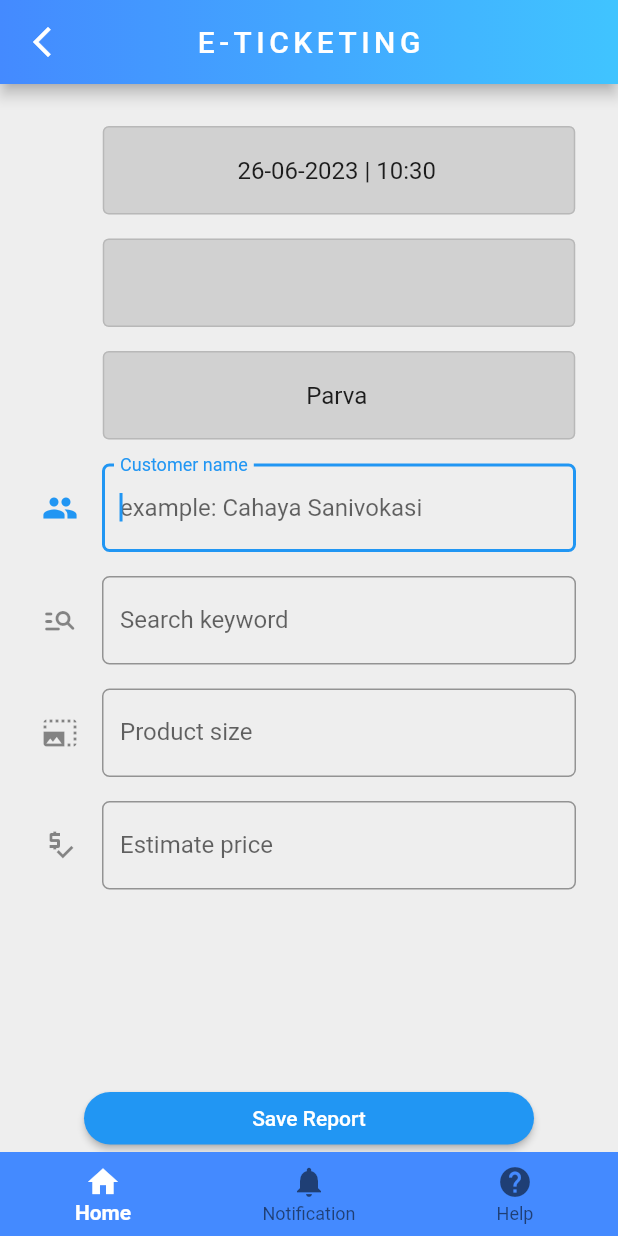
After one commit to Pramuhdiana/POS-MOBILE-IOS-ANDROID, a Flutter app: the MainEticketingScreen screen opened directly, on a phone screen of 412 x 824 dp. The commit adds this screen. Run offline on Flutter 3.47's test engine with Material 2 defaults, Android fonts, the phone set to English and light mode, and no system bars; drawn by our look-alikes of rounded_loading_button; our stand-ins replace badges, cached_network_image, cloud_firestore, dio, dropdown_search, firebase_core and 13 more; missing offline and left inert: cart_stepper, flutter_beep, flutter_gif, qr_code_scanner; accounts and stored records are empty; network calls fail.

Commit message:
create form eticketing by MAC

```diff
--- a/lib/report/main_report_screen.dart
+++ b/lib/CRM/main_report_screen.dart
@@ -2,7 +2,7 @@
 
 import 'package:e_shop/mainScreens/help_screen.dart';
 import 'package:e_shop/mainScreens/notification_screen.dart';
-import 'package:e_shop/report/home_report.dart';
+import 'package:e_shop/CRM/home_report.dart';
 import 'package:flutter/material.dart';
 
 class MainReportScreen extends StatefulWidget {
--- a/lib/database/db_alldetailtransaksi.dart
+++ b/lib/database/db_alldetailtransaksi.dart
@@ -93,8 +93,8 @@ class DbAlldetailtransaksi {
     id;
     final db = await database;
     final res = await db.rawQuery(
-        'SELECT * FROM alldetailtransaksi WHERE name LIKE ? and user_id=?',
-        ['%$name%', sharedPreferences!.getString('id')]);
+        'SELECT * FROM alldetailtransaksi WHERE name LIKE ? and user_id=? and invoices_number !=?',
+        ['%$name%', sharedPreferences!.getString('id'), 'null']);
 
     List<ModelAlldetailtransaksi> list = res.isNotEmpty
         ? res.map((c) => ModelAlldetailtransaksi.fromJson(c)).toList()
--- /dev/null
+++ b/lib/eTICKETING/home_ticketing.dart
@@ -0,0 +1,466 @@
+// ignore_for_file: avoid_print, non_constant_identifier_names, sized_box_for_whitespace, depend_on_referenced_packages
+
+import 'package:dio/dio.dart';
+import 'package:e_shop/api/api_constant.dart';
+import 'package:e_shop/global/global.dart';
+import 'package:e_shop/models/user_model.dart';
+import 'package:e_shop/widgets/custom_loading.dart';
+import 'package:flutter/material.dart';
+import 'package:fluttertoast/fluttertoast.dart';
+import 'package:image_picker/image_picker.dart';
+import 'package:rounded_loading_button/rounded_loading_button.dart';
+import 'package:intl/intl.dart';
+
+// ignore: use_key_in_widget_constructors
+class HomeEticketing extends StatefulWidget {
+  @override
+  State<HomeEticketing> createState() => _HomeEticketingState();
+}
+
+class _HomeEticketingState extends State<HomeEticketing> {
+  final _formKey = GlobalKey<FormState>();
+  double nilaiSlider = 1;
+  bool nilaiCheckBox = false;
+  bool nilaiSwitch = true;
+  RoundedLoadingButtonController btnController =
+      RoundedLoadingButtonController();
+  final TextEditingController reportinput = TextEditingController();
+  final TextEditingController customerName = TextEditingController();
+  final TextEditingController searchKeyword = TextEditingController();
+  final TextEditingController productSize = TextEditingController();
+  final TextEditingController estimatePrice = TextEditingController();
+  TextEditingController requestDate = TextEditingController();
+  TextEditingController bcName = TextEditingController();
+  TextEditingController departement = TextEditingController();
+
+  TextEditingController dateinput = TextEditingController();
+  DateTime? pickedDate;
+  String formattedDate = 'null';
+
+  //start image
+  XFile? image;
+  final ImagePicker picker = ImagePicker();
+  //we can upload image from camera or from gallery based on parameter
+  Future getImage(ImageSource media) async {
+    var img = await picker.pickImage(source: media);
+    setState(() {
+      image = img;
+    });
+  }
+  //end image
+
+  //start video
+
+  //end video
+  late FToast fToast;
+  @override
+  void initState() {
+    super.initState();
+    bcName.text = sharedPreferences!.getString("name")!;
+    departement.text = "Parva";
+    requestDate.text = DateFormat('dd-MM-yyyy | HH:mm').format(DateTime.now());
+    fToast = FToast();
+    fToast.init(context);
+    dateinput.text = ""; //set the initial value of text field
+  }
+
+  // start image multi
+  final ImagePicker imgpicker = ImagePicker();
+  List<XFile>? imagefiles;
+
+  openImages() async {
+    try {
+      var pickedfiles = await imgpicker.pickMultiImage();
+      //you can use ImageCourse.camera for Camera capture
+      // ignore: unnecessary_null_comparison
+      if (pickedfiles != null) {
+        imagefiles = pickedfiles;
+        setState(() {});
+      } else {
+        print("No image is selected.");
+      }
+    } catch (e) {
+      print("error while picking file.");
+    }
+  }
+//end image mult
+
+  @override
+  Widget build(BuildContext context) {
+    return Scaffold(
+        backgroundColor: Colors.grey.shade200,
+        appBar: AppBar(
+          flexibleSpace: Container(
+            decoration: const BoxDecoration(
+                gradient: LinearGradient(
+              colors: [
+                Colors.blueAccent,
+                Colors.lightBlueAccent,
+              ],
+              begin: FractionalOffset(0.0, 0.0),
+              end: FractionalOffset(1.0, 0.0),
+              stops: [0.0, 1.0],
+              tileMode: TileMode.clamp,
+            )),
+          ),
+          leading: IconButton(
+            icon: const Icon(
+              Icons.arrow_back_ios_new,
+              color: Colors.white,
+            ),
+            onPressed: () {
+              Navigator.pop(context);
+            },
+          ),
+          title: const Text(
+            "E-TICKETING",
+            style: TextStyle(
+              fontSize: 20,
+              letterSpacing: 3,
+            ),
+          ),
+          centerTitle: true,
+        ),
+        body: Form(
+          key: _formKey,
+          child: SingleChildScrollView(
+            child: Container(
+              padding: const EdgeInsets.all(20.0),
+              child: Column(
+                children: [
+                  //request date
+                  Padding(
+                    padding: const EdgeInsets.only(top: 8, bottom: 8, left: 40),
+                    child: SizedBox(
+                      width: 315,
+                      child: TextFormField(
+                          textAlign: TextAlign.center,
+                          readOnly: true,
+                          controller: requestDate,
+                          decoration: const InputDecoration(
+                            hintStyle:
+                                TextStyle(fontSize: 18.0, color: Colors.white),
+                            fillColor: Colors.black12,
+                            filled: true,
+                            enabledBorder: OutlineInputBorder(
+                              borderSide:
+                                  BorderSide(color: Colors.black12, width: 1),
+                            ),
+                          )
+                          // validator: (value) {
+                          //   if (value!.isEmpty) {
+                          //     return 'Required *';
+                          //   }
+                          //   return null;
+                          // },
+                          ),
+                    ),
+                  ),
+
+                  //Nama pemohon
+                  Padding(
+                    padding: const EdgeInsets.only(top: 8, bottom: 8, left: 40),
+                    child: SizedBox(
+                      width: 315,
+                      child: TextFormField(
+                          textAlign: TextAlign.center,
+                          readOnly: true,
+                          controller: bcName,
+                          decoration: const InputDecoration(
+                            hintStyle:
+                                TextStyle(fontSize: 18.0, color: Colors.white),
+                            fillColor: Colors.black12,
+                            filled: true,
+                            enabledBorder: OutlineInputBorder(
+                              borderSide:
+                                  BorderSide(color: Colors.black12, width: 1),
+                            ),
+                          )
+                          // validator: (value) {
+                          //   if (value!.isEmpty) {
+                          //     return 'Required *';
+                          //   }
+                          //   return null;
+                          // },
+                          ),
+                    ),
+                  ),
+
+                  //departemen
+                  Padding(
+                    padding: const EdgeInsets.only(top: 8, bottom: 8, left: 40),
+                    child: SizedBox(
+                      width: 315,
+                      child: TextFormField(
+                          textAlign: TextAlign.center,
+                          readOnly: true,
+                          controller: departement,
+                          decoration: const InputDecoration(
+                            hintStyle:
+                                TextStyle(fontSize: 18.0, color: Colors.white),
+                            fillColor: Colors.black12,
+                            filled: true,
+                            enabledBorder: OutlineInputBorder(
+                              borderSide:
+                                  BorderSide(color: Colors.black12, width: 1),
+                            ),
+                          )
+                          // validator: (value) {
+                          //   if (value!.isEmpty) {
+                          //     return 'Required *';
+                          //   }
+                          //   return null;
+                          // },
+                          ),
+                    ),
+                  ),
+
+                  //customer name
+                  Padding(
+                    padding: const EdgeInsets.all(8.0),
+                    child: TextFormField(
+                      autofocus: true,
+                      controller: customerName,
+                      decoration: InputDecoration(
+                        hintText: "example: Cahaya Sanivokasi",
+                        labelText: "Customer name",
+                        icon: const Icon(Icons.people),
+                        border: OutlineInputBorder(
+                            borderRadius: BorderRadius.circular(5.0)),
+                      ),
+                      validator: (value) {
+                        if (value!.isEmpty) {
+                          return 'Required *';
+                        }
+                        return null;
+                      },
+                    ),
+                  ),
+
+                  //search keyword
+                  Padding(
+                    padding: const EdgeInsets.all(8.0),
+                    child: TextFormField(
+                      controller: searchKeyword,
+                      decoration: InputDecoration(
+                        // hintText: "example: Cahaya Sanivokasi",
+                        labelText: "Search keyword",
+                        icon: const Icon(Icons.manage_search_rounded),
+                        border: OutlineInputBorder(
+                            borderRadius: BorderRadius.circular(5.0)),
+                      ),
+                      // validator: (value) {
+                      //     if (value!.isEmpty) {
+                      //       return 'Required *';
+                      //     }
+                      //     return null;
+                      //   },
+                    ),
+                  ),
+
+                  //product size
+                  Padding(
+                    padding: const EdgeInsets.all(8.0),
+                    child: TextFormField(
+                      controller: productSize,
+                      decoration: InputDecoration(
+                        // hintText: "example: Cahaya Sanivokasi",
+                        labelText: "Product size",
+                        icon: const Icon(Icons.photo_size_select_large),
+                        border: OutlineInputBorder(
+                            borderRadius: BorderRadius.circular(5.0)),
+                      ),
+                      // validator: (value) {
+                      //     if (value!.isEmpty) {
+                      //       return 'Required *';
+                      //     }
+                      //     return null;
+                      //   },
+                    ),
+                  ),
+
+                  //estimate price
+                  Padding(
+                    padding: const EdgeInsets.all(8.0),
+                    child: TextFormField(
+                      controller: estimatePrice,
+                      decoration: InputDecoration(
+                        // hintText: "example: Cahaya Sanivokasi",
+                        labelText: "Estimate price",
+                        icon: const Icon(Icons.price_check),
+                        border: OutlineInputBorder(
+                            borderRadius: BorderRadius.circular(5.0)),
+                      ),
+                      // validator: (value) {
+                      //     if (value!.isEmpty) {
+                      //       return 'Required *';
+                      //     }
+                      //     return null;
+                      //   },
+                    ),
+                  ),
+                  // Padding(
+                  //   padding: const EdgeInsets.all(8.0),
+                  //   child: TextFormField(
+                  //     obscureText: true,
+                  //     decoration: InputDecoration(
+                  //       labelText: "Password",
+                  //       icon: const Icon(Icons.security),
+                  //       border: OutlineInputBorder(
+                  //           borderRadius: BorderRadius.circular(5.0)),
+                  //     ),
+                  //     validator: (value) {
+                  //       if (value!.isEmpty) {
+                  //         return 'Password tidak boleh kosong';
+                  //       }
+                  //       return null;
+                  //     },
+                  //   ),
+                  // ),
+                ],
+              ),
+            ),
+          ),
+        ),
+        bottomNavigationBar: Padding(
+          padding: const EdgeInsets.only(left: 50, right: 50, bottom: 5),
+          child: CustomLoadingButton(
+            controller: btnController,
+            onPressed: () {
+              if (_formKey.currentState!.validate()) {
+                Future.delayed(const Duration(milliseconds: 80)).then((value) {
+                  btnController.success(); //sucses
+                  Future.delayed(const Duration(seconds: 1)).then((value) {
+                    btnController.reset(); //reset
+                  });
+                });
+              } else {
+                Future.delayed(const Duration(milliseconds: 80)).then((value) {
+                  btnController.error(); //error
+                  Future.delayed(const Duration(seconds: 1)).then((value) {
+                    btnController.reset(); //reset
+                  });
+                });
+              }
+            },
+            //  c: Colors.blue,
+            child: const Text("Save Report"),
+          ),
+        ));
+  }
+
+  Future<List<UserModel>> getData(filter) async {
+    String token = sharedPreferences!.getString("token").toString();
+    var response = await Dio().get(
+      ApiConstants.baseUrl + ApiConstants.GETcustomerendpoint,
+      options: Options(headers: {"Authorization": 'Bearer $token'}),
+      queryParameters: {"filter": filter},
+    );
+
+    final data = response.data;
+    if (data != null) {
+      return UserModel.fromJsonList(data);
+    }
+
+    return [];
+  }
+
+  //show popup dialog
+  void myAlert() {
+    showDialog(
+        context: context,
+        builder: (BuildContext context) {
+          return AlertDialog(
+            shape:
+                RoundedRectangleBorder(borderRadius: BorderRadius.circular(8)),
+            title: const Text('Please choose media to select'),
+            content: Container(
+              height: MediaQuery.of(context).size.height / 6,
+              child: Column(
+                children: [
+                  ElevatedButton(
+                    //if user click this button, user can upload image from gallery
+                    onPressed: () {
+                      Navigator.pop(context);
+                      // getImage(ImageSource.gallery);
+                      openImages();
+                    },
+                    child: const Row(
+                      children: [
+                        Icon(Icons.image),
+                        Text('From Gallery'),
+                      ],
+                    ),
+                  ),
+                  ElevatedButton(
+                    //if user click this button. user can upload image from camera
+                    onPressed: () {
+                      Navigator.pop(context);
+                      getImage(ImageSource.camera);
+                    },
+                    child: const Row(
+                      children: [
+                        Icon(Icons.camera),
+                        Text('From Camera'),
+                      ],
+                    ),
+                  ),
+                ],
+              ),
+            ),
+          );
+        });
+  }
+
+  void myAlertVideo() {
+    showDialog(
+        context: context,
+        builder: (BuildContext context) {
+          return AlertDialog(
+            shape:
+                RoundedRectangleBorder(borderRadius: BorderRadius.circular(8)),
+            title: const Text('Please choose media to select'),
+            content: Container(
+              height: MediaQuery.of(context).size.height / 6,
+              child: Column(
+                children: [
+                  ElevatedButton(
+                    //if user click this button, user can upload image from gallery
+                    onPressed: () {
+                      Fluttertoast.showToast(msg: "Not Available");
+
+                      // Navigator.pop(context);
+                      // getImage(ImageSource.gallery);
+                    },
+                    child: const Row(
+                      children: [
+                        Icon(Icons.image),
+                        Text('From Gallery'),
+                      ],
+                    ),
+                  ),
+                  ElevatedButton(
+                    //if user click this button. user can upload image from camera
+                    onPressed: () {
+                      Fluttertoast.showToast(msg: "Not Available");
+
+                      // Navigator.pop(context);
+                      // getImage(ImageSource.camera);
+                    },
+                    child: const Row(
+                      children: [
+                        Icon(Icons.camera),
+                        Text('From Camera'),
+                      ],
+                    ),
+                  ),
+                ],
+              ),
+            ),
+          );
+        });
+  }
+
+  //form validasi
+  formValidation() async {}
+}
--- /dev/null
+++ b/lib/eTICKETING/main_eticketing_screen.dart
@@ -0,0 +1,55 @@
+// ignore_for_file: library_private_types_in_public_api, file_names
+
+import 'package:e_shop/eTICKETING/home_ticketing.dart';
+import 'package:e_shop/mainScreens/help_screen.dart';
+import 'package:e_shop/mainScreens/notification_screen.dart';
+import 'package:flutter/material.dart';
+
+class MainEticketingScreen extends StatefulWidget {
+  const MainEticketingScreen({Key? key}) : super(key: key);
+
+  @override
+  _MainEticketingScreenState createState() => _MainEticketingScreenState();
+}
+
+class _MainEticketingScreenState extends State<MainEticketingScreen> {
+  int _selectedIndex = 0;
+  final List<Widget> _tabs = [
+    HomeEticketing(),
+    const NotificationScreen(),
+    const HelpScreen(),
+  ];
+  @override
+  Widget build(BuildContext context) {
+    return Scaffold(
+      body: _tabs[_selectedIndex],
+      bottomNavigationBar: BottomNavigationBar(
+        backgroundColor: Colors.blueAccent,
+        elevation: 0,
+        type: BottomNavigationBarType.fixed,
+        selectedLabelStyle: const TextStyle(fontWeight: FontWeight.w600),
+        selectedItemColor: Colors.white,
+        currentIndex: _selectedIndex,
+        items: const [
+          BottomNavigationBarItem(
+            icon: Icon(Icons.home),
+            label: 'Home',
+          ),
+          BottomNavigationBarItem(
+            icon: Icon(Icons.notifications),
+            label: 'Notification',
+          ),
+          BottomNavigationBarItem(
+            icon: Icon(Icons.help),
+            label: 'Help',
+          ),
+        ],
+        onTap: (index) {
+          setState(() {
+            _selectedIndex = index;
+          });
+        },
+      ),
+    );
+  }
+}
```
Also changed, not shown: lib/mainScreens/home_screen.dart (+40 -15 lines), images/ticket.png (added), lib/CRM/home_report.dart (renamed from lib/report/home_report.dart).
